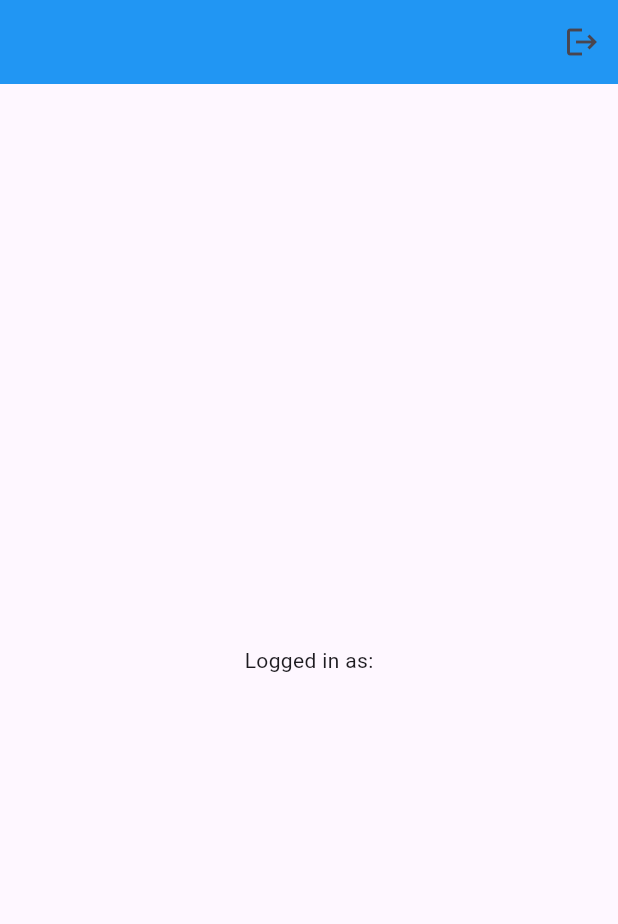
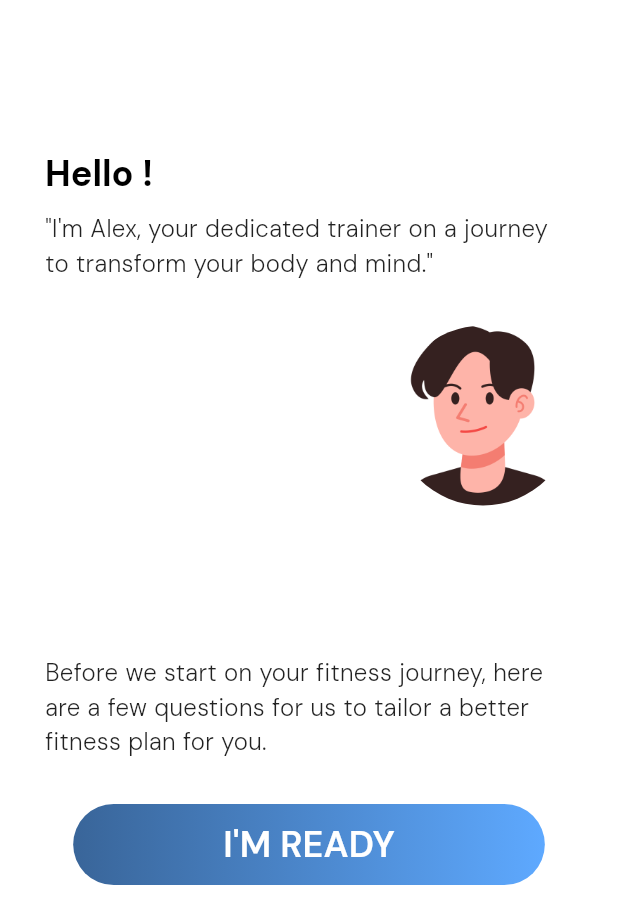
Before and after one commit to WangZX2001/GymFit, a Flutter app: the screen it shows once a user with an empty profile is signed in, on a phone screen of 412 x 824 dp. Shown: the top 924 px of the screen. Run offline on Flutter 3.47's test engine with Material 3 defaults, Android fonts, the phone set to English and light mode, and no system bars; our stand-ins replace firebase_auth, firebase_core, google_sign_in; accounts and stored records are empty; network calls fail.

Commit message:
Version 1.1
Add the survey form welcome page one
Creat text theme to make the code more compact
Add new component called form_button for all survey form button

```diff
--- /dev/null
+++ b/lib/components/form_button.dart
@@ -0,0 +1,36 @@
+import 'package:flutter/material.dart';
+
+class FORMBUTTON extends StatelessWidget {
+  final String text;
+  final Widget destination;
+
+  const FORMBUTTON({super.key, required this.destination, required this.text});
+
+  @override
+  Widget build(BuildContext context) {
+    final textTheme = Theme.of(context).textTheme;
+    return GestureDetector(
+      onTap: () {
+        Navigator.push(
+          context,
+          MaterialPageRoute(builder: (context) => destination),
+        );
+      },
+      child: Container(
+        decoration: BoxDecoration(borderRadius: BorderRadius.circular(20)),
+        child: Container(
+          padding: EdgeInsets.symmetric(horizontal: 100, vertical: 10),
+          decoration: BoxDecoration(
+            borderRadius: BorderRadius.circular(50),
+            gradient: LinearGradient(
+              colors: [Color(0xFF396599), Color((0xFF5EA9FF))],
+              begin: Alignment.centerLeft,
+              end: Alignment.centerRight,
+            ),
+          ),
+          child: Text(text, style: textTheme.labelLarge),
+        ),
+      ),
+    );
+  }
+}
--- a/lib/main.dart
+++ b/lib/main.dart
@@ -15,6 +15,30 @@ class MyApp extends StatelessWidget {
 
   @override
   Widget build(BuildContext context) {
-    return MaterialApp(debugShowCheckedModeBanner: false, home: AuthPage());
+    return MaterialApp(
+      title: 'GymFit',
+      theme: ThemeData(
+        fontFamily: 'DMSans',
+        textTheme: const TextTheme(
+          headlineMedium: TextStyle(
+            fontSize: 24,
+            fontWeight: FontWeight.w700,
+            color: Colors.black,
+          ),
+          bodyMedium: TextStyle(
+            fontSize: 16,
+            fontWeight: FontWeight.w300,
+            color: Colors.black87,
+          ),
+          labelLarge: TextStyle(
+            fontSize: 24,
+            fontWeight: FontWeight.w600,
+            color: Colors.white,
+          ),
+        ),
+      ),
+      debugShowCheckedModeBanner: false,
+      home: AuthPage(),
+    );
   }
 }
--- a/lib/pages/auth_page.dart
+++ b/lib/pages/auth_page.dart
@@ -1,6 +1,6 @@
 import 'package:firebase_auth/firebase_auth.dart';
 import 'package:flutter/material.dart';
-import 'package:gymfit/pages/home_page.dart';
+import 'package:gymfit/pages/form_page1.dart';
 //import 'package:gymfit/pages/login_page.dart';
 import 'package:gymfit/pages/login_or_register_page.dart';
 
@@ -15,7 +15,7 @@ class AuthPage extends StatelessWidget {
         builder: (context, snapshot) {
           //if there is an user logged
           if(snapshot.hasData) {
-            return HomePage();
+            return FormPage1();
           } else {
             return LoginOrRegister();
           }
--- /dev/null
+++ b/lib/pages/form_page1.dart
@@ -0,0 +1,61 @@
+import 'package:flutter/material.dart';
+import 'package:gymfit/components/form_button.dart';
+import 'package:gymfit/pages/form_page2.dart';
+
+class FormPage1 extends StatelessWidget {
+  const FormPage1({super.key});
+
+  @override
+  Widget build(BuildContext context) {
+    final textTheme = Theme.of(context).textTheme;
+
+    return Scaffold(
+      backgroundColor: Colors.white,
+      body: SafeArea(
+        child: Center(
+          child: Padding(
+            padding: const EdgeInsets.symmetric(horizontal: 30),
+            child: Column(
+              children: [
+                const SizedBox(height: 100),
+                Row(
+                  mainAxisAlignment: MainAxisAlignment.start,
+                  children: [Text('Hello !', style: textTheme.headlineMedium)],
+                ),
+
+                const SizedBox(height: 10),
+
+                Text(
+                  '"I\'m Alex, your dedicated trainer on a journey to transform your body and mind."',
+                  style: textTheme.bodyMedium,
+                ),
+
+                const SizedBox(height: 30),
+                Row(
+                  mainAxisAlignment: MainAxisAlignment.end,
+                  children: [
+                    ClipOval(
+                      child: Image.asset(
+                        'lib/images/boy.png',
+                        width: 120,
+                        height: 120,
+                        fit: BoxFit.cover,
+                      ),
+                    ),
+                  ],
+                ),
+                const SizedBox(height: 100),
+                Text(
+                  'Before we start on your fitness journey, here are a few questions for us to tailor a better fitness plan for you. ',
+                  style: textTheme.bodyMedium,
+                ),
+                const SizedBox(height: 30),
+                FORMBUTTON(destination: FormPage2(), text: "I'M READY"),
+              ],
+            ),
+          ),
+        ),
+      ),
+    );
+  }
+}
--- a/lib/pages/home_page.dart
+++ b/lib/pages/form_page2.dart
@@ -1,11 +1,10 @@
 import 'package:firebase_auth/firebase_auth.dart';
 import 'package:flutter/material.dart';
 
-class HomePage extends StatelessWidget {
-  HomePage({super.key});
+class FormPage2 extends StatelessWidget {
+  FormPage2({super.key});
 
   final user = FirebaseAuth.instance.currentUser!;
-
   //sign user out function
   void signUserOut() {
     FirebaseAuth.instance.signOut();
@@ -13,12 +12,14 @@ class HomePage extends StatelessWidget {
 
   @override
   Widget build(BuildContext context) {
+    //final textTheme = Theme.of(context).textTheme;
+
     return Scaffold(
       appBar: AppBar(
-        backgroundColor: Colors.blue,
+        backgroundColor: Colors.white,
         actions: [IconButton(onPressed: signUserOut, icon: Icon(Icons.logout))],
       ),
-      body: Center(child: Text('Logged in as:${user.email!}')),
+      backgroundColor: Colors.white,
     );
   }
 }
```
Also changed, not shown: lib/images/boy.png (added).
